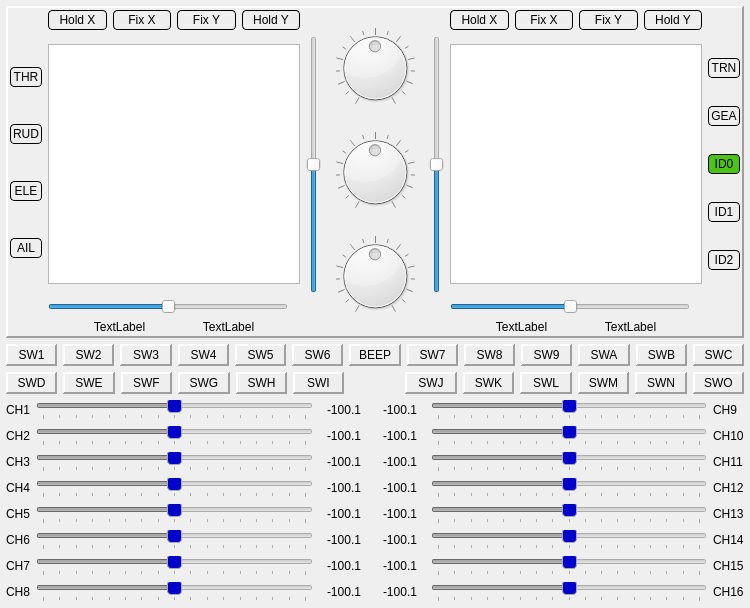
First picture: the form in src/eepskye/src/simulatordialog.ui, repository xhorizont/eepe, before the edit.
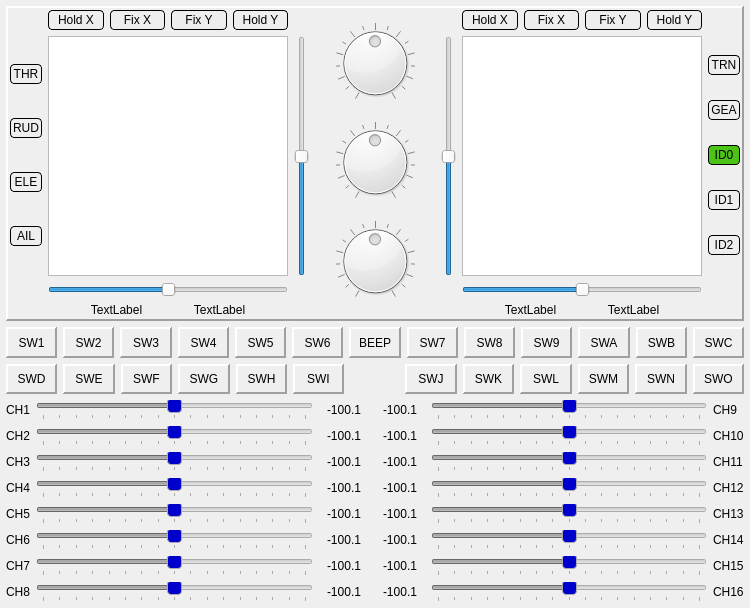
Second picture: the form after the edit. Icons and pictures are not drawn.

Diff of the .ui file:
```diff
--- a/src/eepskye/src/simulatordialog.ui
+++ b/src/eepskye/src/simulatordialog.ui
@@ -40,6 +40,18 @@
        <layout class="QGridLayout" name="gridLayout" columnstretch="0,0,0">
         <item row="1" column="2">
          <widget class="QSlider" name="trimVLeft">
+          <property name="sizePolicy">
+           <sizepolicy hsizetype="Fixed" vsizetype="Fixed">
+            <horstretch>0</horstretch>
+            <verstretch>0</verstretch>
+           </sizepolicy>
+          </property>
+          <property name="minimumSize">
+           <size>
+            <width>0</width>
+            <height>240</height>
+           </size>
+          </property>
           <property name="minimum">
            <number>-125</number>
           </property>
@@ -65,6 +77,12 @@
             <height>240</height>
            </size>
           </property>
+          <property name="maximumSize">
+           <size>
+            <width>240</width>
+            <height>240</height>
+           </size>
+          </property>
           <property name="verticalScrollBarPolicy">
            <enum>Qt::ScrollBarAlwaysOff</enum>
           </property>
@@ -72,7 +90,7 @@
            <enum>Qt::ScrollBarAlwaysOff</enum>
           </property>
           <property name="alignment">
-           <set>Qt::AlignRight|Qt::AlignTrailing|Qt::AlignVCenter</set>
+           <set>Qt::AlignCenter</set>
           </property>
          </widget>
         </item>
@@ -478,6 +496,18 @@
        <layout class="QGridLayout" name="gridLayout_2" columnstretch="0,0,0">
         <item row="1" column="0">
          <widget class="QSlider" name="trimVRight">
+          <property name="sizePolicy">
+           <sizepolicy hsizetype="Fixed" vsizetype="Fixed">
+            <horstretch>0</horstretch>
+            <verstretch>0</verstretch>
+           </sizepolicy>
+          </property>
+          <property name="minimumSize">
+           <size>
+            <width>0</width>
+            <height>240</height>
+           </size>
+          </property>
           <property name="minimum">
            <number>-125</number>
           </property>
@@ -503,6 +533,12 @@
             <height>240</height>
            </size>
           </property>
+          <property name="maximumSize">
+           <size>
+            <width>240</width>
+            <height>240</height>
+           </size>
+          </property>
           <property name="verticalScrollBarPolicy">
            <enum>Qt::ScrollBarAlwaysOff</enum>
           </property>
@@ -510,7 +546,7 @@
            <enum>Qt::ScrollBarAlwaysOff</enum>
           </property>
           <property name="alignment">
-           <set>Qt::AlignLeading|Qt::AlignLeft|Qt::AlignVCenter</set>
+           <set>Qt::AlignCenter</set>
           </property>
          </widget>
         </item>
@@ -518,6 +554,12 @@
          <layout class="QVBoxLayout" name="verticalLayout_2">
           <item>
            <widget class="QPushButton" name="switchTRN">
+            <property name="minimumSize">
+             <size>
+              <width>27</width>
+              <height>0</height>
+             </size>
+            </property>
             <property name="styleSheet">
              <string notr="true">QPushButton {
      background-color: #EEEEEE;
```
